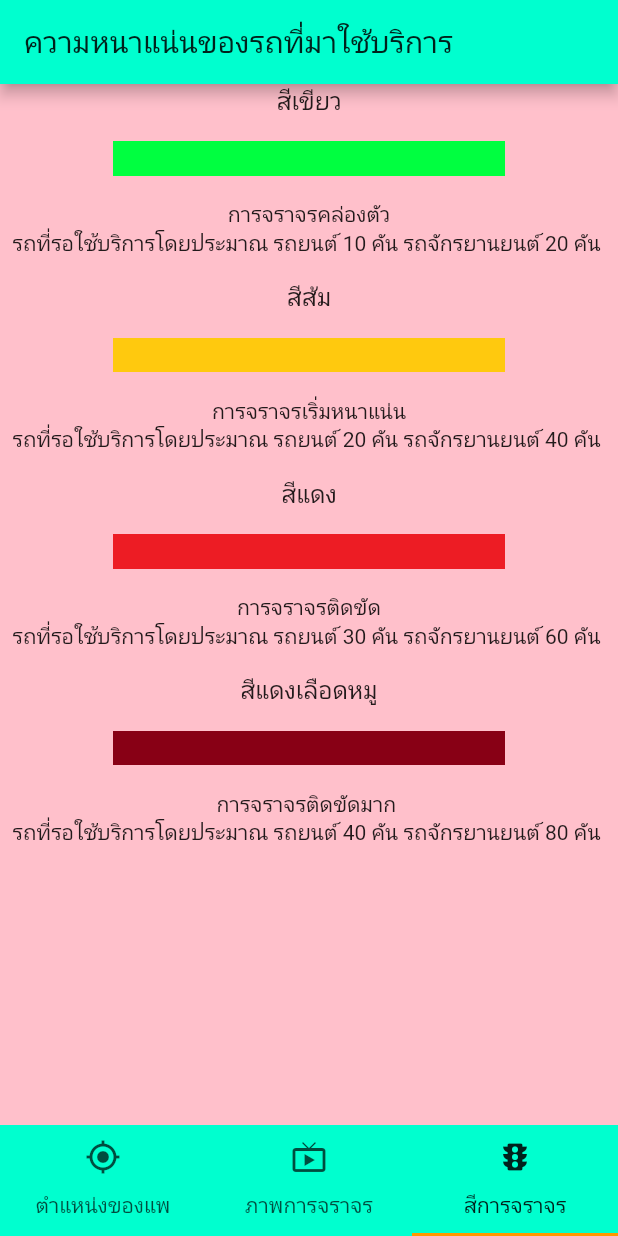
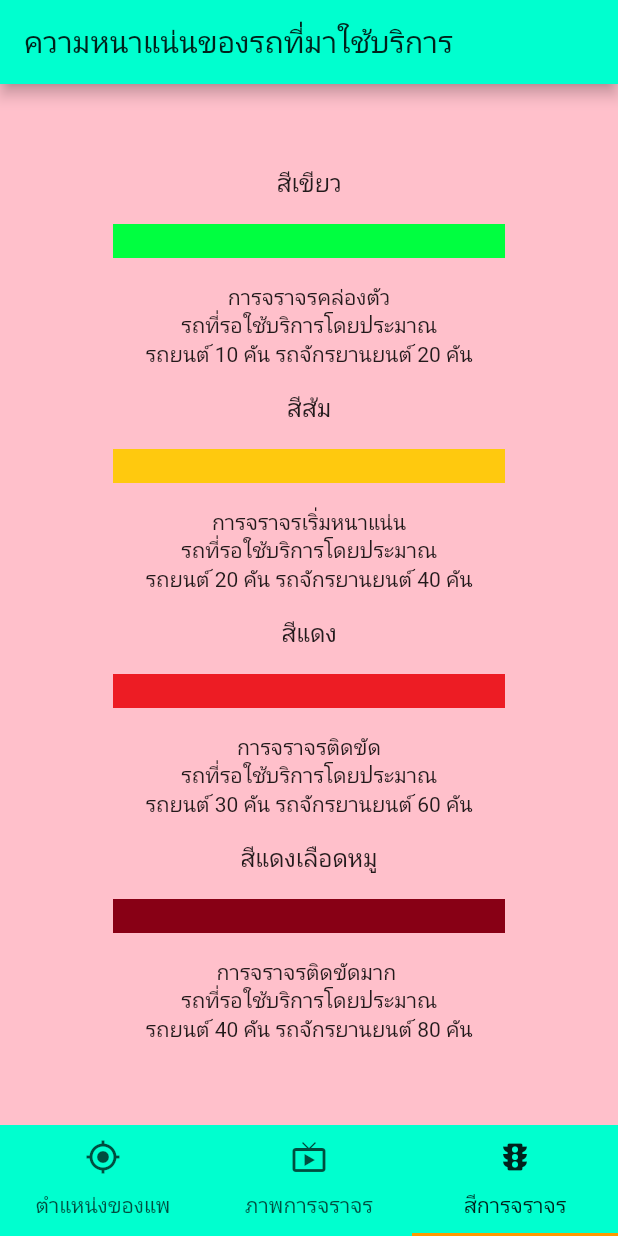
Before and after one commit to Tikpatipon/Ferrytracking, a Flutter app: the screen it shows after launch, item 3 of the bottom bar chosen, on a phone screen of 412 x 824 dp. Run offline on Flutter 3.47's test engine with Material 2 defaults, Android fonts, the phone set to English and light mode, and no system bars; our stand-ins replace cloud_firestore, firebase_core, google_maps_flutter; missing offline and left inert: flutter_mjpeg; accounts and stored records are empty.

Commit message:
fix page3

```diff
--- a/lib/screen/traffic.dart
+++ b/lib/screen/traffic.dart
@@ -14,6 +14,8 @@ class Traffic extends StatelessWidget {
         backgroundColor: Color(0xFF00ffcf),
       ),
       body: Center(
+        child: Expanded(
+          child: SingleChildScrollView(
             child: Column(
               children: [
                 Text("สีเขียว", style: TextStyle(fontSize: 16)),
@@ -21,33 +23,35 @@ class Traffic extends StatelessWidget {
                 Image.asset('assets/images/green.png'),
                 Text(""),
                 Text("การจราจรคล่องตัว"),
-            Text(
-                "รถที่รอใช้บริการโดยประมาณ รถยนต์ 10 คัน รถจักรยานยนต์ 20 คัน "),
+                Text("รถที่รอใช้บริการโดยประมาณ"),
+                Text("รถยนต์ 10 คัน รถจักรยานยนต์ 20 คัน"),
                 Text(""),
                 Text("สีส้ม", style: TextStyle(fontSize: 16)),
                 Text(""),
                 Image.asset('assets/images/orange.png'),
                 Text(""),
                 Text("การจราจรเริ่มหนาแน่น"),
-            Text(
-                "รถที่รอใช้บริการโดยประมาณ รถยนต์ 20 คัน รถจักรยานยนต์ 40 คัน "),
+                Text("รถที่รอใช้บริการโดยประมาณ"),
+                Text("รถยนต์ 20 คัน รถจักรยานยนต์ 40 คัน"),
                 Text(""),
                 Text("สีแดง", style: TextStyle(fontSize: 16)),
                 Text(""),
                 Image.asset('assets/images/red.png'),
                 Text(""),
                 Text("การจราจรติดขัด"),
-            Text(
-                "รถที่รอใช้บริการโดยประมาณ รถยนต์ 30 คัน รถจักรยานยนต์ 60 คัน "),
+                Text("รถที่รอใช้บริการโดยประมาณ"),
+                Text("รถยนต์ 30 คัน รถจักรยานยนต์ 60 คัน"),
                 Text(""),
                 Text("สีแดงเลือดหมู", style: TextStyle(fontSize: 16)),
                 Text(""),
                 Image.asset('assets/images/red2.png'),
                 Text(""),
                 Text("การจราจรติดขัดมาก "),
-            Text(
-                "รถที่รอใช้บริการโดยประมาณ รถยนต์ 40 คัน รถจักรยานยนต์ 80 คัน "),
+                Text("รถที่รอใช้บริการโดยประมาณ"),
+                Text("รถยนต์ 40 คัน รถจักรยานยนต์ 80 คัน"),
               ],
+            ),
+          ),
         ),
       ),
     );
```
Also changed, not shown: assets/images/ferryicon1.png, assets/images/ferryicon2.png (added). Lines whose indentation alone changed are shown as unchanged.
